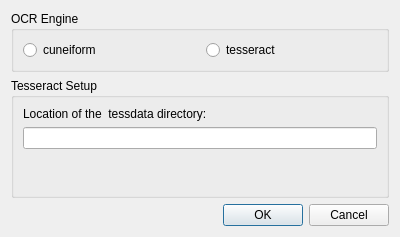
Before: the Qt Designer form src/configdialog.ui in andrei-b/YAGF, drawn with Qt 5.
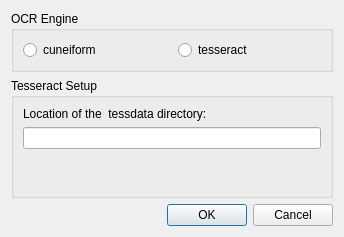
After: the same form once the commit is applied. Icons and pictures are not drawn.

What changed in the file:
```diff
--- a/src/configdialog.ui
+++ b/src/configdialog.ui
@@ -6,7 +6,7 @@
    <rect>
     <x>0</x>
     <y>0</y>
-    <width>400</width>
+    <width>344</width>
     <height>237</height>
    </rect>
   </property>
```
Left out of the diff: 10 changed lines with no effect on the pictures.
